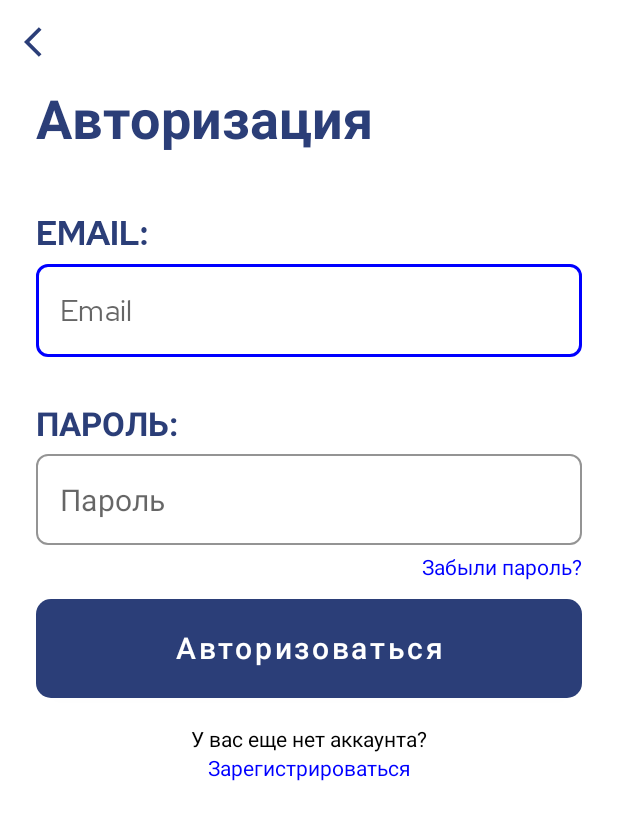
After one commit to TaliyaR/RESTaurant-Android, an Android app: the layout fragment_login.xml on its own in the app's theme, with its tools: preview values and no code run, on a phone screen of 412 x 824 dp. The commit adds this screen. Shown: the top 820 px of the screen. Run offline under Robolectric (Android 15) with nearby library versions, the phone set to English and light mode, and no system bars.

Commit message:
Adding login screen design

```diff
--- a/app/src/main/AndroidManifest.xml
+++ b/app/src/main/AndroidManifest.xml
@@ -9,7 +9,7 @@
         android:roundIcon="@mipmap/ic_launcher_round"
         android:supportsRtl="true"
         android:theme="@style/Theme.RESTaurant">
-        <activity android:name=".MainActivity"/>
+        <activity android:name=".ui.main.MainActivity"/>
         <activity android:name=".ui.splash.SplashActivity" android:theme="@style/SplashTheme">
             <intent-filter>
                 <action android:name="android.intent.action.MAIN" />
--- /dev/null
+++ b/app/src/main/java/com/example/restaurant/presentation/MainPresenter.kt
@@ -0,0 +1 @@
+package com.example.restaurant.presentation
--- /dev/null
+++ b/app/src/main/java/com/example/restaurant/ui/login/LoginFragment.kt
@@ -0,0 +1,15 @@
+package com.example.restaurant.ui.login
+
+import android.os.Bundle
+import androidx.fragment.app.Fragment
+import android.view.LayoutInflater
+import android.view.View
+import android.view.ViewGroup
+import com.example.restaurant.R
+
+class LoginFragment : Fragment() {
+    override fun onCreate(savedInstanceState: Bundle?) {
+        super.onCreate(savedInstanceState)
+    }
+
+}
--- a/app/src/main/java/com/example/restaurant/MainActivity.kt
+++ b/app/src/main/java/com/example/restaurant/ui/main/MainActivity.kt
@@ -1,7 +1,8 @@
-package com.example.restaurant
+package com.example.restaurant.ui.main
 
+import android.os.Bundle
 import androidx.appcompat.app.AppCompatActivity
-import android.os.Bundle
+import com.example.restaurant.R
 
 class MainActivity : AppCompatActivity() {
     override fun onCreate(savedInstanceState: Bundle?) {
--- a/app/src/main/java/com/example/restaurant/ui/splash/SplashActivity.kt
+++ b/app/src/main/java/com/example/restaurant/ui/splash/SplashActivity.kt
@@ -3,7 +3,7 @@ package com.example.restaurant.ui.splash
 import android.content.Intent
 import android.os.Bundle
 import androidx.appcompat.app.AppCompatActivity
-import com.example.restaurant.MainActivity
+import com.example.restaurant.ui.main.MainActivity
 
 class SplashActivity : AppCompatActivity() {
 
--- /dev/null
+++ b/app/src/main/res/drawable/ic_baseline_arrow_back_ios_24.xml
@@ -0,0 +1,10 @@
+<vector xmlns:android="http://schemas.android.com/apk/res/android"
+    android:width="24dp"
+    android:height="24dp"
+    android:viewportWidth="24"
+    android:viewportHeight="24"
+    android:tint="?attr/colorControlNormal">
+  <path
+      android:fillColor="@android:color/white"
+      android:pathData="M11.67,3.87L9.9,2.1 0,12l9.9,9.9 1.77,-1.77L3.54,12z"/>
+</vector>
--- a/app/src/main/res/font/font.xml
+++ b/app/src/main/res/font/font.xml
@@ -9,4 +9,9 @@
         android:font="@font/red_hat_display_medium"
         android:fontStyle="normal"
         android:fontWeight="500"/>
+
+    <font
+        android:font="@font/red_hat_display_bold"
+        android:fontStyle="normal"
+        android:fontWeight="700"/>
 </font-family>
--- a/app/src/main/res/layout/activity_main.xml
+++ b/app/src/main/res/layout/activity_main.xml
@@ -5,8 +5,8 @@
     android:layout_width="match_parent"
     android:layout_height="match_parent"
     android:background="@drawable/back"
-    android:padding="28dp"
-    tools:context=".MainActivity">
+    android:padding="24dp"
+    tools:context=".ui.main.MainActivity">
 
     <androidx.appcompat.widget.AppCompatImageView
         android:id="@+id/img_logo"
--- /dev/null
+++ b/app/src/main/res/layout/fragment_login.xml
@@ -0,0 +1,161 @@
+<?xml version="1.0" encoding="utf-8"?>
+<androidx.constraintlayout.widget.ConstraintLayout xmlns:android="http://schemas.android.com/apk/res/android"
+    xmlns:app="http://schemas.android.com/apk/res-auto"
+    xmlns:tools="http://schemas.android.com/tools"
+    android:layout_width="match_parent"
+    android:layout_height="match_parent"
+    tools:context=".ui.login.LoginFragment">
+
+    <com.google.android.material.appbar.AppBarLayout
+        android:id="@+id/abl_header"
+        android:layout_width="match_parent"
+        android:layout_height="wrap_content"
+        app:elevation="0dp"
+        app:layout_constraintTop_toTopOf="parent">
+
+        <com.google.android.material.appbar.MaterialToolbar
+            android:id="@+id/topAppBar"
+            style="@style/Widget.MaterialComponents.Toolbar.Primary"
+            android:layout_width="match_parent"
+            android:layout_height="?attr/actionBarSize"
+            app:navigationIcon="@drawable/ic_baseline_arrow_back_ios_24" />
+    </com.google.android.material.appbar.AppBarLayout>
+
+    <androidx.constraintlayout.widget.ConstraintLayout
+        android:layout_width="0dp"
+        android:layout_height="wrap_content"
+        android:paddingStart="24dp"
+        android:paddingEnd="24dp"
+        app:layout_constraintEnd_toEndOf="parent"
+        app:layout_constraintHorizontal_bias="0.0"
+        app:layout_constraintStart_toStartOf="parent"
+        app:layout_constraintTop_toBottomOf="@id/abl_header">
+
+        <TextView
+            android:id="@+id/header"
+            style="@style/BoldTextStyle"
+            android:layout_width="match_parent"
+            android:layout_height="wrap_content"
+            android:text="@string/login_screen_header"
+            android:textSize="36sp"
+            app:layout_constraintEnd_toEndOf="parent"
+            app:layout_constraintStart_toStartOf="parent"
+            app:layout_constraintTop_toTopOf="parent" />
+
+        <TextView
+            android:id="@+id/email_header"
+            style="@style/BoldTextStyle"
+            android:layout_width="match_parent"
+            android:layout_height="wrap_content"
+            android:layout_marginTop="37dp"
+            android:text="@string/login_screen_email_header"
+            android:textAllCaps="true"
+            android:textSize="22sp"
+            app:layout_constraintEnd_toEndOf="parent"
+            app:layout_constraintStart_toStartOf="parent"
+            app:layout_constraintTop_toBottomOf="@id/header" />
+
+        <com.google.android.material.textfield.TextInputLayout
+            android:id="@+id/ti_email"
+            style="@style/TextInputLayout.OutlinedBox.Custom"
+            android:layout_width="match_parent"
+            android:layout_height="wrap_content"
+            android:layout_marginTop="5dp"
+            app:layout_constraintEnd_toEndOf="parent"
+            app:layout_constraintStart_toStartOf="parent"
+            app:layout_constraintTop_toBottomOf="@id/email_header">
+
+            <com.google.android.material.textfield.TextInputEditText
+                android:layout_width="match_parent"
+                android:layout_height="wrap_content"
+                android:hint="@string/login_screen_email"
+                android:fontFamily="@font/red_hat_display"
+                android:textSize="20sp"/>
+        </com.google.android.material.textfield.TextInputLayout>
+
+        <TextView
+            android:id="@+id/password_header"
+            style="@style/BoldTextStyle"
+            android:layout_width="match_parent"
+            android:layout_height="wrap_content"
+            android:layout_marginTop="30dp"
+            android:text="@string/login_screen_password_header"
+            android:textAllCaps="true"
+            android:textSize="22sp"
+            app:layout_constraintEnd_toEndOf="parent"
+            app:layout_constraintStart_toStartOf="parent"
+            app:layout_constraintTop_toBottomOf="@id/ti_email" />
+
+        <com.google.android.material.textfield.TextInputLayout
+            android:id="@+id/ti_password"
+            style="@style/TextInputLayout.OutlinedBox.Custom"
+            android:layout_width="match_parent"
+            android:layout_height="wrap_content"
+            android:layout_marginTop="5dp"
+            app:layout_constraintEnd_toEndOf="parent"
+            app:layout_constraintStart_toStartOf="parent"
+            app:layout_constraintTop_toBottomOf="@id/password_header">
+
+            <com.google.android.material.textfield.TextInputEditText
+                android:layout_width="match_parent"
+                android:layout_height="wrap_content"
+                android:hint="@string/login_screen_password"
+                android:fontFamily="@font/red_hat_display"
+                android:textSize="20sp"/>
+        </com.google.android.material.textfield.TextInputLayout>
+
+        <TextView
+            android:id="@+id/btn_forgot"
+            android:layout_width="wrap_content"
+            android:layout_height="wrap_content"
+            android:layout_marginTop="5dp"
+            android:focusable="true"
+            android:fontFamily="@font/red_hat_display"
+            android:paddingBottom="11dp"
+            android:text="@string/login_screen_forgot_password"
+            android:textColor="@color/blue"
+            android:textSize="14sp"
+            app:layout_constraintEnd_toEndOf="parent"
+            app:layout_constraintTop_toBottomOf="@id/ti_password" />
+
+        <Button
+            android:id="@+id/btn_login"
+            style="@style/LoginButtonStyle"
+            android:layout_width="match_parent"
+            android:layout_height="66dp"
+            android:background="@drawable/rounded_corner"
+            android:text="@string/login_screen_login_button"
+            app:layout_constraintEnd_toEndOf="parent"
+            app:layout_constraintStart_toStartOf="parent"
+            app:layout_constraintTop_toBottomOf="@id/btn_forgot" />
+
+        <TextView
+            android:id="@+id/tv_register"
+            android:layout_width="wrap_content"
+            android:layout_height="wrap_content"
+            android:layout_marginTop="18dp"
+            android:fontFamily="@font/red_hat_display"
+            android:text="@string/login_screen_text"
+            android:textColor="@color/black"
+            android:textSize="14sp"
+            app:layout_constraintEnd_toEndOf="parent"
+            app:layout_constraintStart_toStartOf="parent"
+            app:layout_constraintTop_toBottomOf="@id/btn_login" />
+
+        <TextView
+            android:id="@+id/btn_register"
+            android:layout_width="wrap_content"
+            android:layout_height="wrap_content"
+            android:clickable="true"
+            android:focusable="true"
+            android:fontFamily="@font/red_hat_display"
+            android:text="@string/login_screen_register"
+            android:textColor="@color/blue"
+            android:textSize="14sp"
+            app:layout_constraintEnd_toEndOf="parent"
+            app:layout_constraintStart_toStartOf="parent"
+            app:layout_constraintTop_toBottomOf="@id/tv_register" />
+
+    </androidx.constraintlayout.widget.ConstraintLayout>
+
+</androidx.constraintlayout.widget.ConstraintLayout>
--- a/app/src/main/res/values/colors.xml
+++ b/app/src/main/res/values/colors.xml
@@ -3,5 +3,6 @@
     <color name="dark_blue">#2B3E78</color>
     <color name="black">#FF000000</color>
     <color name="white">#FFFFFFFF</color>
+    <color name="blue">#0000FF</color>
 
 </resources>
--- a/app/src/main/res/values/strings.xml
+++ b/app/src/main/res/values/strings.xml
@@ -3,4 +3,14 @@
 
     <string name="main_screen_qr_button">Сканировать QR-код</string>
     <string name="main_screen_login_button">Авторизоваться</string>
+
+    <string name="login_screen_email">Email</string>
+    <string name="login_screen_email_header">Email:</string>
+    <string name="login_screen_password">Пароль</string>
+    <string name="login_screen_password_header">Пароль:</string>
+    <string name="login_screen_header">Авторизация</string>
+    <string name="login_screen_login_button">Авторизоваться</string>
+    <string name="login_screen_text">У вас еще нет аккаунта?</string>
+    <string name="login_screen_register">Зарегистрироваться</string>
+    <string name="login_screen_forgot_password">Забыли пароль?</string>
 </resources>
--- a/app/src/main/res/values/styles.xml
+++ b/app/src/main/res/values/styles.xml
@@ -6,7 +6,32 @@
         <item name="fontFamily">@font/red_hat_display_medium</item>
     </style>
 
+    <style name="LoginButtonStyle" parent="ButtonTextStyle">
+        <item name="android:textColor">@color/white</item>
+        <item name="backgroundTint">@color/dark_blue</item>
+    </style>
+
+    <style name="BoldTextStyle" parent="Widget.MaterialComponents.TextView">
+        <item name="android:textColor">@color/dark_blue</item>
+        <item name="fontFamily">@font/red_hat_display_bold</item>
+    </style>
+
     <style name="SplashTheme" parent="Theme.MaterialComponents.DayNight.NoActionBar">
         <item name="android:windowBackground">@drawable/splash_layer</item>
     </style>
+
+    <style name="TextInputLayout.OutlinedBox.Custom" parent="Widget.MaterialComponents.TextInputLayout.OutlinedBox">
+        <item name="hintEnabled">false</item>
+        <item name="shapeAppearanceOverlay">@style/TextInputLayout.Rounded</item>
+        <item name="boxStrokeColor">@color/blue</item>
+    </style>
+
+    <style name="allCaps" parent="TextAppearance.MaterialComponents.Caption">
+        <item name="android:textAllCaps">true</item>
+    </style>
+
+    <style name="TextInputLayout.Rounded" parent="">
+        <item name="cornerFamily">rounded</item>
+        <item name="cornerSize">8dp</item>
+    </style>
 </resources>
```
Also changed, not shown: app/src/main/res/font/red_hat_display_bold.ttf (added).
